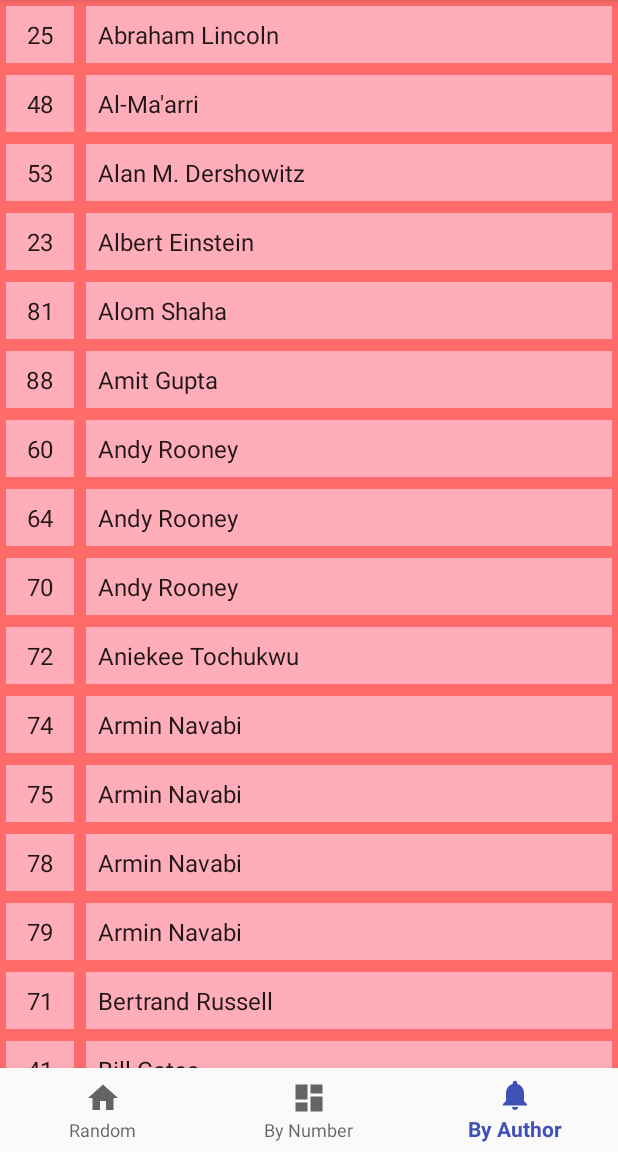
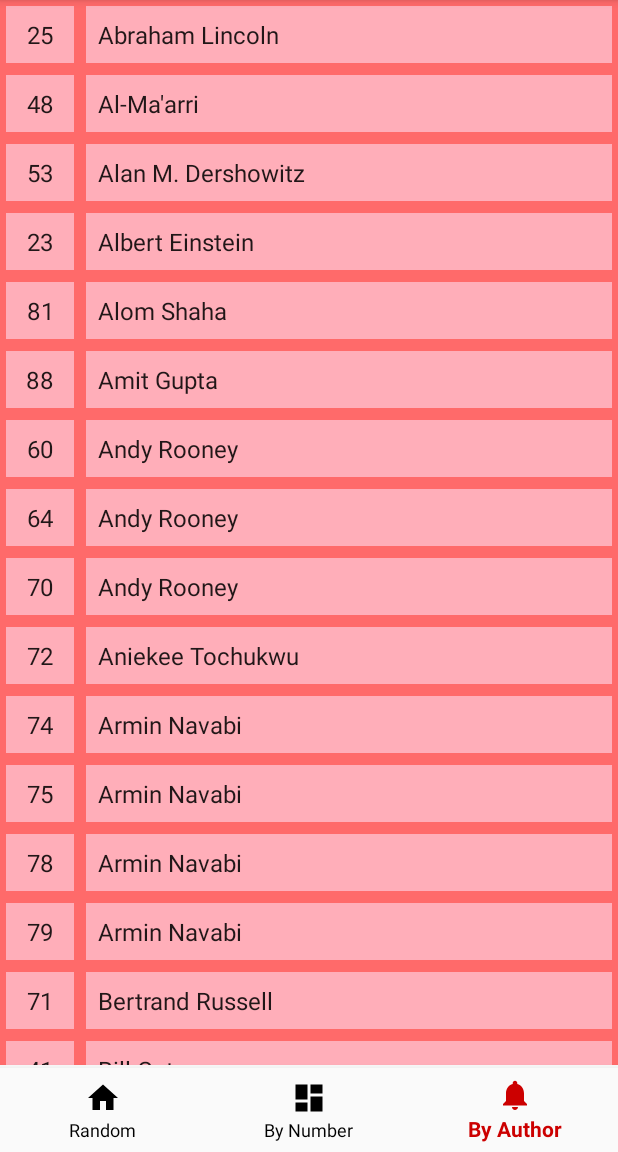
Before and after one commit to PatrickLeonard/NonEstDeus, an Android app: the screen it shows after launch (MainActivity), item 3 of the bottom bar chosen, on a phone screen of 412 x 824 dp, the part 84-1236 px from its top. Run offline under Robolectric (Android 15) with nearby library versions, the phone set to English and light mode, and no system bars.

Commit message:
General styling has improved, adjusted the bottomNavigation selection colors with a selector
Still need new icons (found, need re-sizing) and refactoring.

```diff
--- a/app/src/main/java/com/nonestdeus/patrickaleonard/nonestdeus/MainActivity.java
+++ b/app/src/main/java/com/nonestdeus/patrickaleonard/nonestdeus/MainActivity.java
@@ -73,9 +73,6 @@ public class MainActivity extends AppCompatActivity implements QuoteListFragment
         setSupportActionBar(toolbar);
         BottomNavigationView navigation = (BottomNavigationView) findViewById(R.id.navigation);
         navigation.setOnNavigationItemSelectedListener(mOnNavigationItemSelectedListener);
-        Toast toast =Toast.makeText(this, R.string.opening_toast_text, LENGTH_LONG);
-        toast.setGravity(Gravity.TOP | Gravity.START, 0, 0);
-        toast.show();
         mFragmentManager = getSupportFragmentManager();
     quoteFragment(mFragmentManager.beginTransaction(),QuoteBook.getRandomQuote());
     }
--- a/app/src/main/java/com/nonestdeus/patrickaleonard/nonestdeus/QuoteFragment.java
+++ b/app/src/main/java/com/nonestdeus/patrickaleonard/nonestdeus/QuoteFragment.java
@@ -43,7 +43,7 @@ public class QuoteFragment extends Fragment {
     public View onCreateView(LayoutInflater inflater, ViewGroup container,
                              Bundle savedInstanceState) {
 
-        View view = inflater.inflate(R.layout.random_quote_fragment,container,false);
+        View view = inflater.inflate(R.layout.quote_fragment,container,false);
         mCopyQuoteIcon = (ImageView)view.findViewById(R.id.copyQuoteIcon);
         mQuoteAuthorText = (TextView)view.findViewById(R.id.quoteAuthorTextView);
         mQuoteText = (TextView)view.findViewById(R.id.quoteTextView);
--- a/app/src/main/java/com/nonestdeus/patrickaleonard/nonestdeus/QuoteRecyclerViewAdapter.java
+++ b/app/src/main/java/com/nonestdeus/patrickaleonard/nonestdeus/QuoteRecyclerViewAdapter.java
@@ -10,7 +10,6 @@ import android.widget.TextView;
 import com.nonestdeus.patrickaleonard.nonestdeus.QuoteListFragment.OnListFragmentInteractionListener;
 
 
-import java.util.Comparator;
 import java.util.List;
 
 /**
@@ -44,7 +43,7 @@ public class QuoteRecyclerViewAdapter extends RecyclerView.Adapter<QuoteRecycler
         holder.mItem = mValues.get(position);
         holder.mIdView.setText(mValues.get(position).quoteNum+"");
         holder.mIdView.setBackgroundColor(mRandomBackgroundColor);
-        holder.mContentView.setText(getShortenedDisplayString(holder, position));
+        holder.mContentView.setText(getdisplayString(holder, position));
         holder.mContentView.setBackgroundColor(mRandomBackgroundColor);
         holder.mView.setOnClickListener(new View.OnClickListener() {
             @Override
@@ -59,17 +58,15 @@ public class QuoteRecyclerViewAdapter extends RecyclerView.Adapter<QuoteRecycler
     }
 
     @NonNull
-    private String getShortenedDisplayString(ViewHolder holder, int position) {
-        String shortenedDisplayString;
+    private String getdisplayString(ViewHolder holder, int position) {
+        String displayString;
         if(mSortBy.equals(QuoteListFragment.SORT_BY_AUTHOR)) {
-            shortenedDisplayString = holder.mContentView.getContext().getString(mValues.get(position).quoteAuthorId);
+            displayString = holder.mContentView.getContext().getString(mValues.get(position).quoteAuthorId);
         }
         else {
-            shortenedDisplayString = holder.mContentView.getContext().getString(mValues.get(position).quoteTextId);
+            displayString = holder.mContentView.getContext().getString(mValues.get(position).quoteTextId);
         }
-        shortenedDisplayString = shortenedDisplayString.substring(0,(shortenedDisplayString.length() < 35 ? shortenedDisplayString.length() : 35));
-        shortenedDisplayString = shortenedDisplayString.length() == 35 ? shortenedDisplayString+"..." : shortenedDisplayString;
-        return shortenedDisplayString;
+        return displayString;
     }
 
     @Override
--- /dev/null
+++ b/app/src/main/res/drawable/bottom_navigation_selector.xml
@@ -0,0 +1,5 @@
+<?xml version="1.0" encoding="utf-8"?>
+<selector xmlns:android="http://schemas.android.com/apk/res/android">
+    <item android:state_selected="true" android:color="@android:color/holo_red_dark"  />
+    <item android:color="@color/colorPrimaryDark"  />
+</selector>
--- a/app/src/main/res/layout/activity_main.xml
+++ b/app/src/main/res/layout/activity_main.xml
@@ -19,13 +19,11 @@
 
     <TextView
         android:id="@+id/message"
-        android:layout_width="wrap_content"
-        android:layout_height="wrap_content"
-        android:layout_marginStart="@dimen/activity_horizontal_margin"
+        android:layout_width="match_parent"
+        android:layout_height="match_parent"
         android:layout_marginTop="?attr/actionBarSize"
-        android:paddingTop="16dp"
-        app:layout_constraintLeft_toLeftOf="parent"
-        app:layout_constraintTop_toTopOf="parent" />
+        android:layout_marginBottom="58dp"
+        android:padding="8dp" />
 
     <android.support.design.widget.BottomNavigationView
         android:id="@+id/navigation"
@@ -37,6 +35,8 @@
         app:layout_constraintBottom_toBottomOf="parent"
         app:layout_constraintLeft_toLeftOf="parent"
         app:layout_constraintRight_toRightOf="parent"
+        app:itemIconTint="@drawable/bottom_navigation_selector"
+        app:itemTextColor="@drawable/bottom_navigation_selector"
         app:menu="@menu/navigation" />
 
 </android.support.constraint.ConstraintLayout>
--- a/app/src/main/res/layout/random_quote_fragment.xml
+++ b/app/src/main/res/layout/quote_fragment.xml
@@ -3,7 +3,10 @@
     android:layout_height="match_parent" android:paddingLeft="@dimen/activity_horizontal_margin"
     android:paddingRight="@dimen/activity_horizontal_margin"
     android:paddingTop="@dimen/activity_vertical_margin"
-    android:paddingBottom="@dimen/activity_vertical_margin" tools:context=".QuoteFragment"
+    android:paddingBottom="@dimen/activity_vertical_margin"
+    android:layout_marginTop="?attr/actionBarSize"
+    android:layout_marginBottom="58dp"
+    tools:context=".QuoteFragment"
     android:id="@+id/relativeLayout"
     android:background="@android:color/holo_blue_light">
 
@@ -23,7 +26,7 @@
         android:layout_height="wrap_content"
         android:layout_below="@+id/quoteNumTextView"
         android:layout_centerHorizontal="true"
-        android:layout_marginTop="50dp"
+        android:layout_marginTop="25dp"
         android:text="@string/quoteText"
         android:textIsSelectable="true"
         android:textSize="@dimen/abc_text_size_title_material" />
@@ -34,18 +37,18 @@
         android:layout_height="wrap_content"
         android:layout_alignParentBottom="true"
         android:layout_alignStart="@+id/quoteNumTextView"
-        android:layout_marginBottom="50dp"
         android:text="@string/authorText"
         android:textAppearance="?android:attr/textAppearanceSmall"
         android:textIsSelectable="true"
         android:textSize="@dimen/abc_text_size_title_material" />
 
     <ImageView
+        android:contentDescription="@string/clipboard_copy_toast"
         android:layout_width="wrap_content"
         android:layout_height="wrap_content"
         android:id="@+id/copyQuoteIcon"
         android:layout_alignParentTop="true"
-        android:layout_alignEnd="@+id/quoteTextView"
+        android:layout_alignParentEnd="true"
         android:src="@drawable/copy_icon"
         android:clickable="true"
         android:focusable="true"/>
--- a/app/src/main/res/layout/quote_item_fragment.xml
+++ b/app/src/main/res/layout/quote_item_fragment.xml
@@ -10,6 +10,7 @@
         android:layout_height="wrap_content"
         android:layout_margin="4dp"
         android:padding="8dp"
+        android:lines="1"
         android:textAlignment="center"
         android:textAppearance="?attr/textAppearanceListItem" />
 
@@ -17,6 +18,7 @@
         android:id="@+id/content"
         android:layout_width="match_parent"
         android:layout_height="wrap_content"
+        android:lines="1"
         android:padding="8dp"
         android:layout_margin="4dp"
         android:textAppearance="?attr/textAppearanceListItem" />
--- a/app/src/main/res/layout/quote_list_fragment.xml
+++ b/app/src/main/res/layout/quote_list_fragment.xml
@@ -7,7 +7,7 @@
     android:layout_width="match_parent"
     android:layout_height="match_parent"
     android:layout_marginTop="?attr/actionBarSize"
-    android:layout_marginBottom="56dp"
+    android:layout_marginBottom="58dp"
     app:layoutManager="LinearLayoutManager"
     tools:context=".QuoteListFragment"
     tools:listitem="@layout/quote_item_fragment" />
--- a/app/src/main/res/menu/menu.xml
+++ b/app/src/main/res/menu/menu.xml
@@ -3,12 +3,10 @@
 
     <item
         android:id="@+id/menu_license"
-        android:icon="@drawable/ic_dashboard_black_24dp"
         android:title="@string/title_license" />
 
     <item
         android:id="@+id/menu_send_feedback"
-        android:icon="@drawable/ic_notifications_black_24dp"
         android:title="@string/title_send_feedback" />
 
 </menu>
--- a/app/src/main/res/values/colors.xml
+++ b/app/src/main/res/values/colors.xml
@@ -1,6 +1,6 @@
 <?xml version="1.0" encoding="utf-8"?>
 <resources>
-    <color name="colorPrimary">#3F51B5</color>
-    <color name="colorPrimaryDark">#303F9F</color>
-    <color name="colorAccent">#FF4081</color>
+    <color name="colorPrimary">#ffffff</color>
+    <color name="colorPrimaryDark">#000000</color>
+    <color name="colorAccent">#FF0000</color>
 </resources>
```
